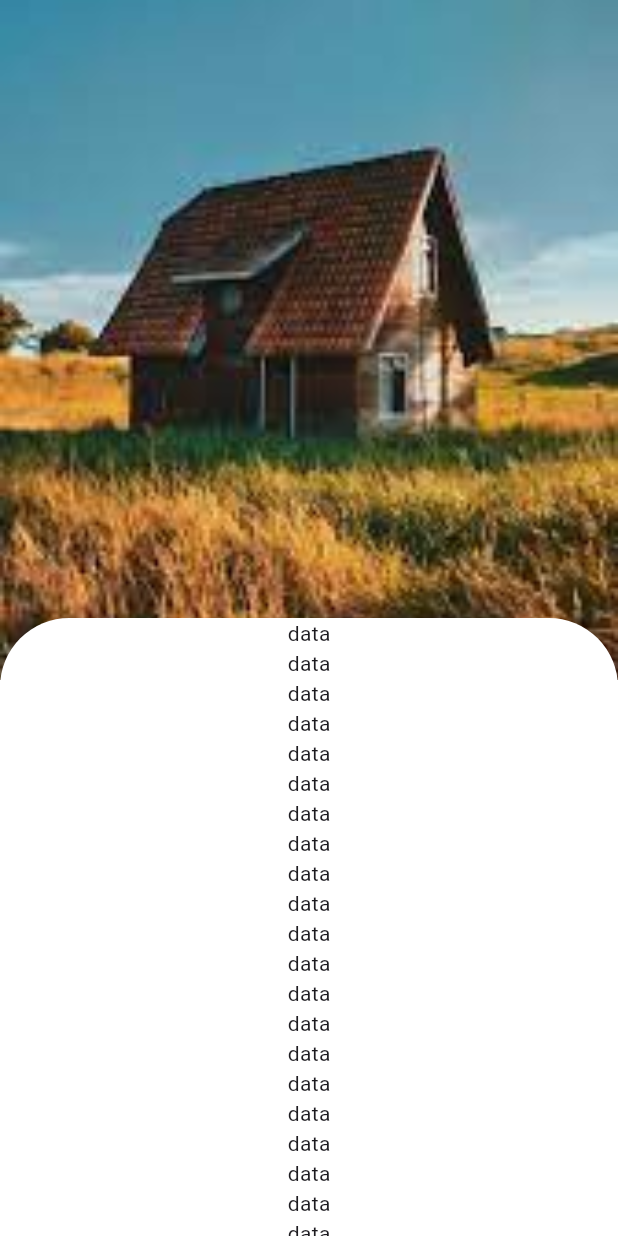
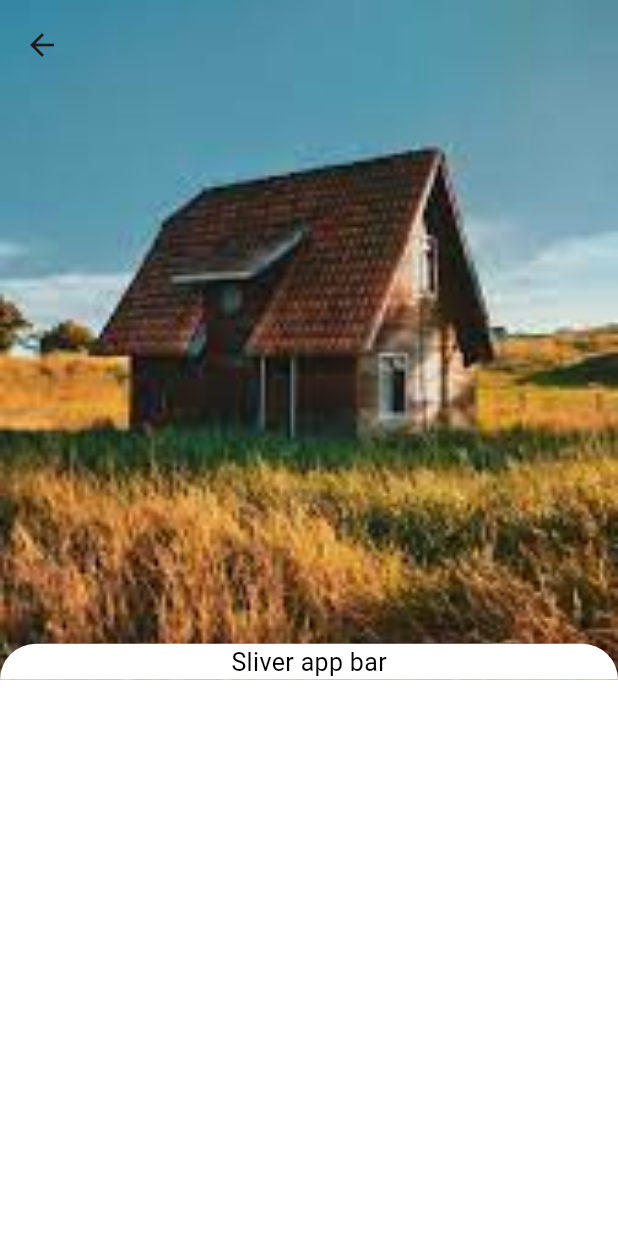
Before and after one commit to Ebrahim683/Rent-House-App, a Flutter app: the HouseDetailsPage screen opened by its route, on a phone screen of 412 x 824 dp. Run offline on Flutter 3.47's test engine with Material 2 defaults, Android fonts, the phone set to English and light mode, and no system bars; our stand-ins replace dio, flutter_bloc, flutter_screenutil, freezed_annotation, get, get_storage and 2 more; accounts and stored records are empty.

Commit message:
house details page change

```diff
--- a/lib/pages/house/details/house_details.dart
+++ b/lib/pages/house/details/house_details.dart
@@ -1,8 +1,8 @@
-import 'dart:developer';
-
 import 'package:flutter/material.dart';
 import 'package:flutter_screenutil/flutter_screenutil.dart';
 import 'package:get/get.dart';
+import 'package:rent_house/utils/app_colors.dart';
+import 'package:rent_house/widget/app_widget.dart';
 
 class HouseDetailsPage extends StatelessWidget {
   const HouseDetailsPage({super.key});
@@ -10,7 +10,7 @@ class HouseDetailsPage extends StatelessWidget {
   @override
   Widget build(BuildContext context) {
     return Scaffold(
-      body: Stack(
+      /*  body: Stack(
         children: [
           Column(
             children: [
@@ -51,37 +51,54 @@ class HouseDetailsPage extends StatelessWidget {
               child: SingleChildScrollView(
                 physics: const BouncingScrollPhysics(),
                 child: Column(
-                  children: [
-                    Text('data'),
-                    Text('data'),
-                    Text('data'),
-                    Text('data'),
-                    Text('data'),
-                    Text('data'),
-                    Text('data'),
-                    Text('data'),
-                    Text('data'),
-                    Text('data'),
-                    Text('data'),
-                    Text('data'),
-                    Text('data'),
-                    Text('data'),
-                    Text('data'),
-                    Text('data'),
-                    Text('data'),
-                    Text('data'),
-                    Text('data'),
-                    Text('data'),
-                    Text('data'),
-                    Text('data'),
-                    Text('data'),
-                    Text('data'),
-                    Text('data'),
-                    Text('data'),
-                    Text('data'),
-                    Text('data'),
-                  ],
+                  children: [],
                 ),
+              ),
+            ),
+          ),
+        ],
+      ), */
+      body: CustomScrollView(
+        slivers: [
+          SliverAppBar(
+            backgroundColor: Colors.amber[200],
+            pinned: true,
+            toolbarHeight: 60,
+            bottom: PreferredSize(
+              preferredSize: Size.fromHeight(0.h),
+              child: Container(
+                width: Get.width,
+                decoration: BoxDecoration(
+                    color: Colors.white,
+                    borderRadius: BorderRadius.only(
+                        topLeft: Radius.circular(40.r),
+                        topRight: Radius.circular(40.r))),
+                child: Center(
+                  child: Text(
+                    'Sliver app bar',
+                    style: TextStyle(fontSize: 18.sp, color: Colors.black),
+                  ),
+                ),
+              ),
+            ),
+            expandedHeight: Get.height * 0.55,
+            flexibleSpace: FlexibleSpaceBar(
+              background: Image.asset(
+                'asset/images/sliderhouse1.png',
+                fit: BoxFit.cover,
+              ),
+            ),
+          ),
+          SliverToBoxAdapter(
+            child: Container(
+              decoration: BoxDecoration(
+                  borderRadius: BorderRadius.only(
+                      topLeft: Radius.circular(40.r),
+                      topRight: Radius.circular(40.r))),
+              child: Column(
+                children: [
+                  gap(h: 5.h),
+                ],
               ),
             ),
           ),
```
